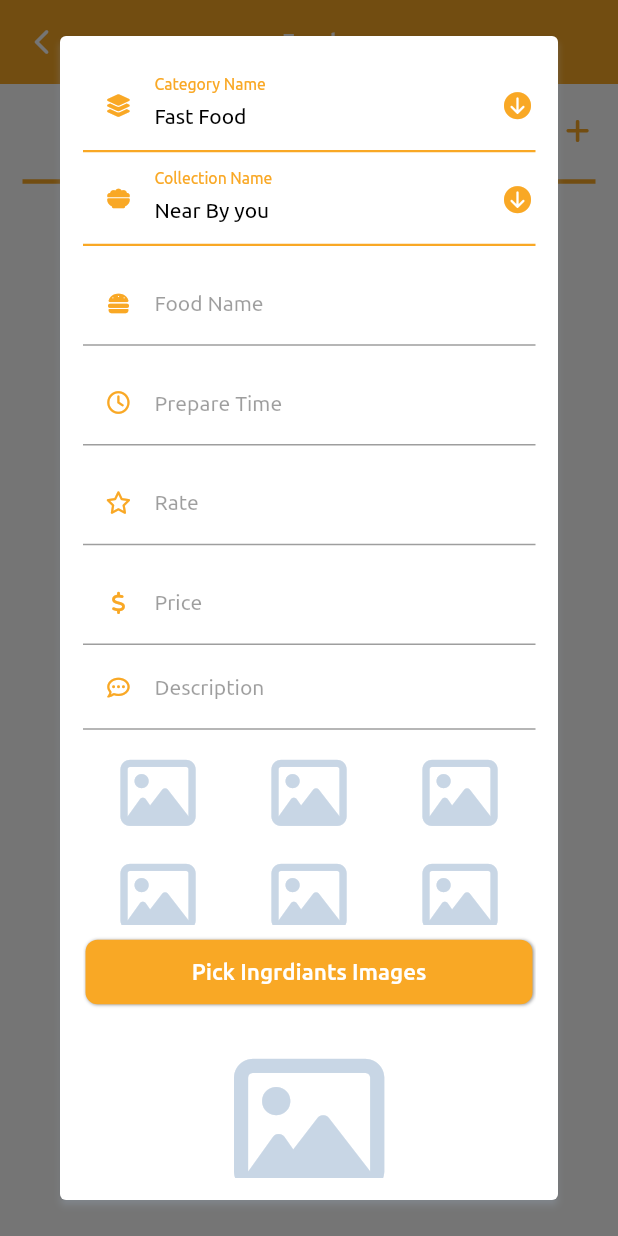
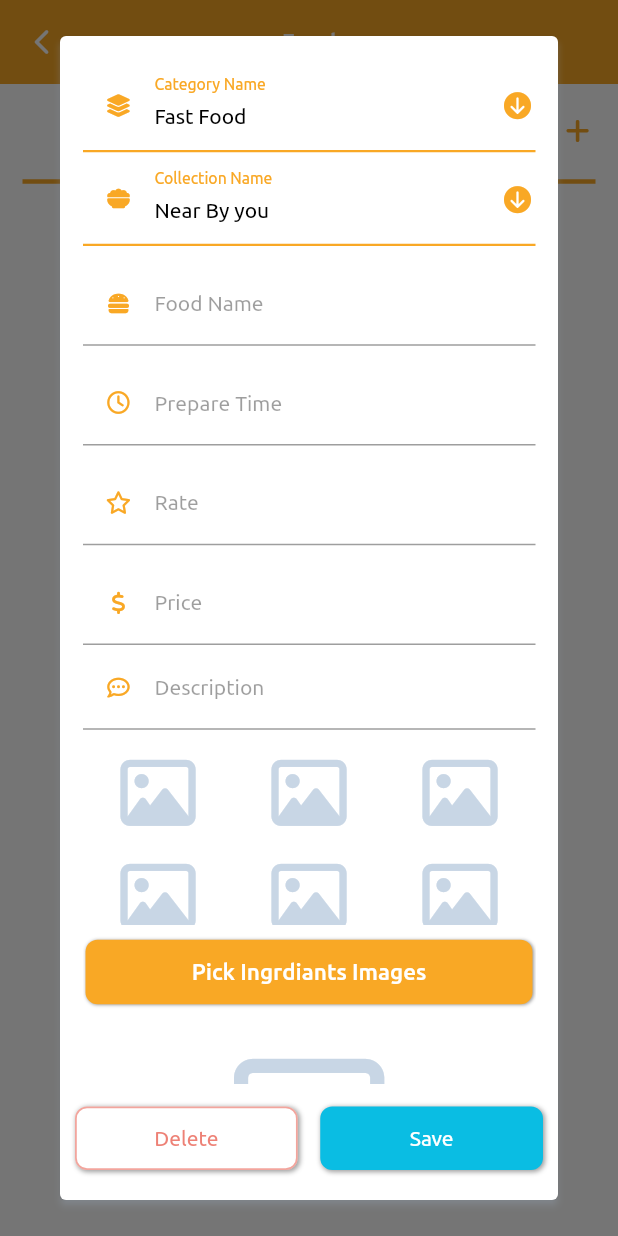
Before and after one commit to mhmoudGamea/yummy, a Flutter app: the FoodView screen opened by its route, after a tap on an icon or button, on a phone screen of 412 x 824 dp. Run offline on Flutter 3.47's test engine with Material 2 defaults, Android fonts, the phone set to English and light mode, and no system bars; drawn by our look-alikes of flutter_neumorphic; our stand-ins replace carousel_slider, cloud_firestore, dartz, firebase_auth, firebase_core, firebase_storage and 12 more; accounts and stored records are empty.

Commit message:
finish logic of uploading food in admin section finally

```diff
--- a/lib/features/admin/food/presentation/model_views/food_cubit/food_state.dart
+++ b/lib/features/admin/food/presentation/model_views/food_cubit/food_state.dart
@@ -14,3 +14,13 @@ class IngrediantsImagesSelected extends FoodState {}
 class ImagePickedSuccessfully extends FoodState {}
 
 class ImagePickedDeleted extends FoodState {}
+
+class HitSaveWithoutPickIngrediantImages extends FoodState {}
+
+class HitSaveWithoutPickFoodImage extends FoodState {}
+
+class SaveLoading extends FoodState {}
+
+class SaveSuccess extends FoodState {}
+
+class SaveFailure extends FoodState {}
--- a/lib/features/admin/food/presentation/views/widgets/food_dialog.dart
+++ b/lib/features/admin/food/presentation/views/widgets/food_dialog.dart
@@ -4,6 +4,7 @@ import 'package:font_awesome_flutter/font_awesome_flutter.dart';
 import 'package:go_router/go_router.dart';
 
 import '../../../../../../core/constants.dart';
+import '../../../../../../core/utils/styles.dart';
 import '../../../../../../core/widgets/c_expanded_button.dart';
 import '../../../../widgets/c_drop_down_button.dart';
 import '../../../../widgets/c_expanded_delete.dart';
@@ -18,11 +19,17 @@ class FoodDialog extends StatelessWidget {
   @override
   Widget build(BuildContext context) {
     final food = BlocProvider.of<FoodCubit>(context);
+    return BlocBuilder<FoodCubit, FoodState>(
+      builder: (context, state) {
         return Dialog(
           elevation: 2,
           shadowColor: greyColor,
+          child: Column(
+            children: [
+              Expanded(
                 child: Padding(
-          padding: const EdgeInsets.symmetric(horizontal: 15, vertical: 15),
+                  padding:
+                      const EdgeInsets.symmetric(horizontal: 15, vertical: 15),
                   child: SingleChildScrollView(
                     physics: const BouncingScrollPhysics(),
                     child: Form(
@@ -113,17 +120,13 @@ class FoodDialog extends StatelessWidget {
                           ),
                           const SizedBox(height: 10),
                           // ingrediants images
-                  BlocBuilder<FoodCubit, FoodState>(
-                    builder: (context, state) {
-                      return Container(
+                          Container(
                             height: 120,
                             decoration: BoxDecoration(
                                 color: Colors.white,
                                 borderRadius: BorderRadius.circular(5)),
                             child: CGridView(
                                 ingrediantsImages: food.getIngrediantsImages),
-                      );
-                    },
                           ),
                           const SizedBox(height: 10),
                           Padding(
@@ -138,9 +141,7 @@ class FoodDialog extends StatelessWidget {
                           // end ingrediants images
                           const SizedBox(height: 20),
                           // food image
-                  BlocBuilder<FoodCubit, FoodState>(
-                    builder: (context, state) {
-                      return Container(
+                          Container(
                             height: 120,
                             decoration: BoxDecoration(
                                 color: Colors.white,
@@ -155,8 +156,6 @@ class FoodDialog extends StatelessWidget {
                                     food.getPickedImage!,
                                     fit: BoxFit.cover,
                                   ),
-                      );
-                    },
                           ),
                           const SizedBox(height: 10),
                           Padding(
@@ -168,10 +167,36 @@ class FoodDialog extends StatelessWidget {
                               onPress: () => food.pickImage(),
                             ),
                           ),
-                  // end food image
-                  const SizedBox(height: 20),
+                          if (state is HitSaveWithoutPickIngrediantImages)
+                            Column(
+                              children: [
+                                const SizedBox(height: 15),
+                                Text(
+                                  'Please pick at least 1 ingrediant image.',
+                                  style: Styles.title13
+                                      .copyWith(color: secondaryColor),
+                                ),
+                              ],
+                            ),
+                          if (state is HitSaveWithoutPickFoodImage)
+                            Column(
+                              children: [
+                                const SizedBox(height: 15),
+                                Text(
+                                  'Please pick a food image first.',
+                                  style: Styles.title13
+                                      .copyWith(color: secondaryColor),
+                                ),
+                              ],
+                            ),
+                        ],
+                      ),
+                    ),
+                  ),
+                ),
+              ),
               Padding(
-                    padding: const EdgeInsets.symmetric(horizontal: 2),
+                padding: const EdgeInsets.only(bottom: 20, right: 10, left: 10),
                 child: Row(
                   children: [
                     CExpandedDelete(
@@ -181,32 +206,19 @@ class FoodDialog extends StatelessWidget {
                           food.delete();
                         }),
                     const SizedBox(width: 15),
-                        CExpandedSave(text: 'Save', onPress: () {}),
-                      ],
-                    ),
-                  ),
-                  const SizedBox(height: 15),
-                  BlocBuilder<FoodCubit, FoodState>(
-                    builder: (context, state) {
-                      // if (state is HitSaveWithoutPickImage) {
-                      //   return Column(
-                      //     children: [
-                      //       const SizedBox(height: 15),
-                      //       Text(
-                      //         'Please pick an image first.',
-                      //         style: Styles.title13
-                      //             .copyWith(color: secondaryColor),
-                      //       ),
-                      //     ],
-                      //   );
-                      // }
-                      return const SizedBox();
+                    CExpandedSave(
+                      text: 'Save',
+                      onPress: () {
+                        food.save(context);
                       },
                     ),
                   ],
                 ),
+              )
+            ],
           ),
-          ),
-        ));
+        );
+      },
+    );
   }
 }
--- a/lib/features/admin/food/presentation/views/widgets/food_view_body.dart
+++ b/lib/features/admin/food/presentation/views/widgets/food_view_body.dart
@@ -5,6 +5,7 @@ import 'package:yummy/features/admin/food/presentation/model_views/food_cubit/fo
 
 import '../../../../../../core/constants.dart';
 import '../../../../../../core/utils/styles.dart';
+import '../../../../../../core/widgets/c_circle_loading.dart';
 import 'food_dialog.dart';
 
 class FoodViewBody extends StatelessWidget {
@@ -20,26 +21,22 @@ class FoodViewBody extends StatelessWidget {
         children: [
           BlocConsumer<FoodCubit, FoodState>(
             listener: (context, state) {
-              // if (state is UploadImageLoading) {
-              //   loading = true;
-              // } else {
-              //   loading = false;
-              // }
+              if (state is SaveLoading) {
+                loading = true;
+              } else {
+                loading = false;
+              }
             },
             builder: (context, state) {
               return Row(
                 children: [
                   const Spacer(),
-                  // loading
-                  //     ? const CCircleLoading()
-                  //     : const Text(
-                  //         'Add or swipe to delete category',
-                  //         style: Styles.title14,
-                  //       ),
-                  const Text(
-                    'Add or swipe to delete food',
-                    style: Styles.title14,
-                  ),
+                  loading
+                      ? const CCircleLoading()
+                      : const Text(
+                          'Add or swipe to delete category',
+                          style: Styles.title14,
+                        ),
                   const Spacer(),
                   AbsorbPointer(
                     absorbing: loading ? true : false,
```
Also changed, not shown: lib/features/admin/food/presentation/model_views/food_cubit/food_cubit.dart (+77 -1 lines). Lines whose indentation alone changed are shown as unchanged.
